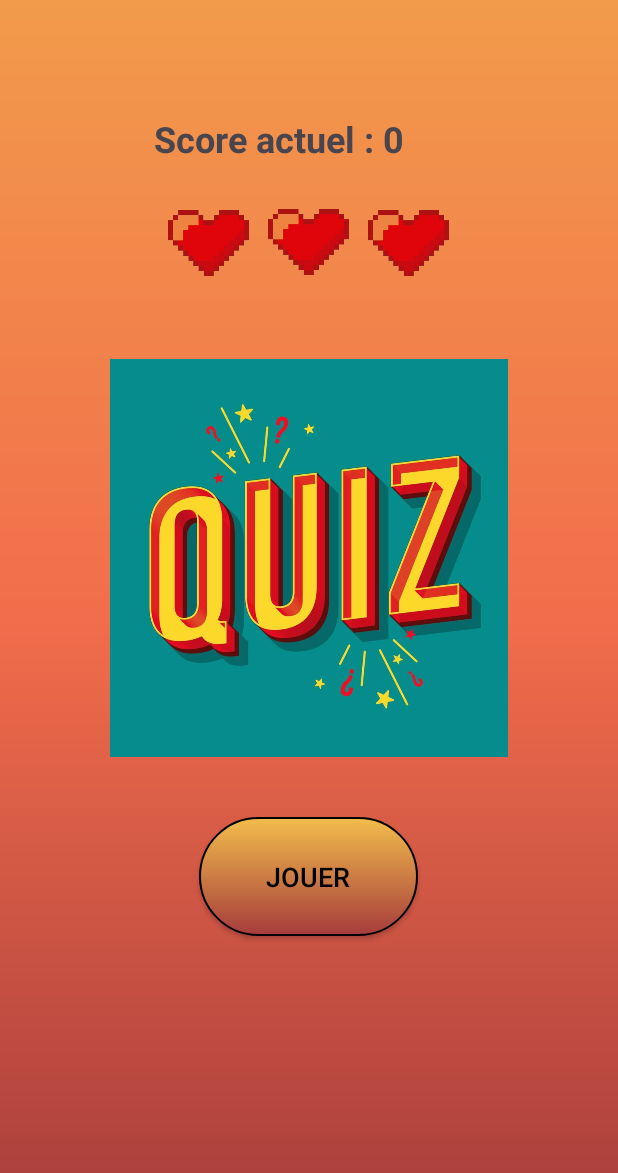
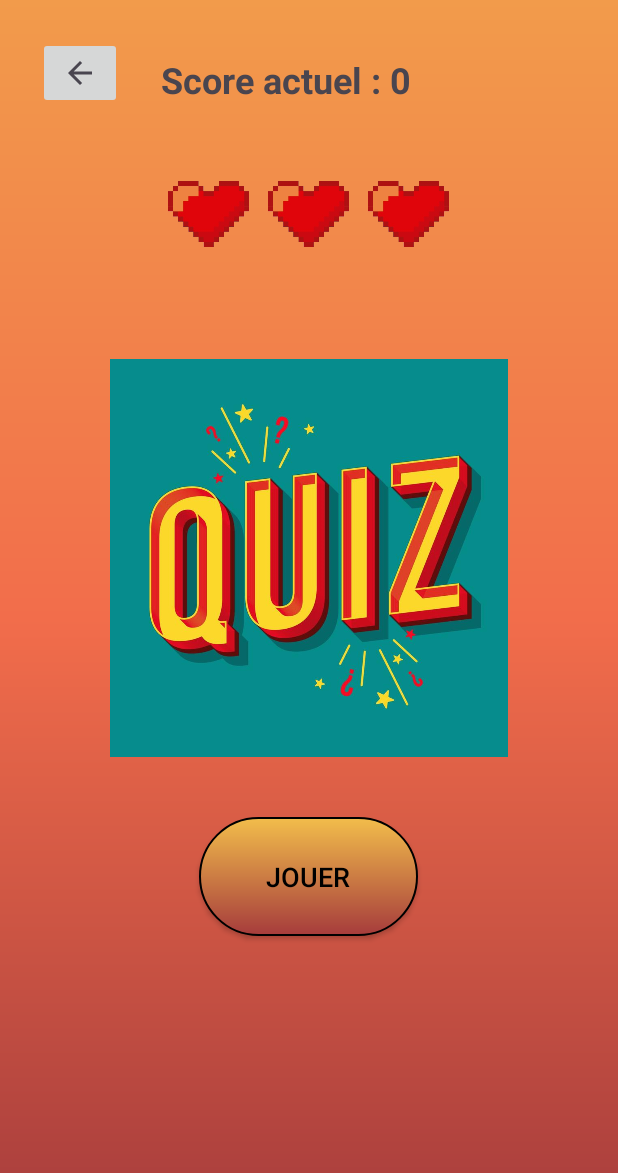
Before and after one commit to Alexis-42/HasteQuest, an Android app: the SurvivalMode screen opened directly, with no data from a screen before it, after a tap on "JOUER", on a phone screen of 412 x 824 dp. Shown: the top 1173 px of the screen. Run offline under Robolectric (Android 15) with nearby library versions, the phone set to English and light mode, and no system bars.

```diff
--- a/app/src/main/java/com/jeu/hastequest/controller/gamemode/FreePlayMode.java
+++ b/app/src/main/java/com/jeu/hastequest/controller/gamemode/FreePlayMode.java
@@ -34,8 +34,8 @@ public class FreePlayMode extends GameMode{
         setContentView(R.layout.free_play);
 
         this.homeButton = findViewById(R.id.boutonHome);
-        this.prevButton = findViewById(R.id.boutonNextJeu);
-        this.nextButton = findViewById(R.id.boutonPreviousJeu);
+        this.nextButton = findViewById(R.id.boutonNextJeu);
+        this.prevButton = findViewById(R.id.boutonPreviousJeu);
         this.playButton = findViewById(R.id.boutonJouer);
         this.rulesButton = findViewById(R.id.boutonRegles);
         this.gameImage = findViewById(R.id.imageJeu);
--- a/app/src/main/java/com/jeu/hastequest/model/gamemode/GameModeModel.java
+++ b/app/src/main/java/com/jeu/hastequest/model/gamemode/GameModeModel.java
@@ -1,6 +1,8 @@
 package com.jeu.hastequest.model.gamemode;
 
+import com.jeu.hastequest.controller.games.Dbh;
 import com.jeu.hastequest.controller.games.Game;
+import com.jeu.hastequest.controller.games.Quiz;
 import com.jeu.hastequest.model.Score;
 
 abstract public class GameModeModel {
@@ -13,8 +15,8 @@ abstract public class GameModeModel {
         this.scores = gameGetScore();
         this.difficulty = 0;
         this.currentScore = new Score(0,"");
+        this.games = new Game[]{new Quiz(),new Dbh()};
     }
 
     abstract public Score[] gameGetScore();
-    abstract public void setGames();
 }
--- a/app/src/main/java/com/jeu/hastequest/model/gamemode/SurvivalModeModel.java
+++ b/app/src/main/java/com/jeu/hastequest/model/gamemode/SurvivalModeModel.java
@@ -1,15 +1,12 @@
 package com.jeu.hastequest.model.gamemode;
 
-import com.jeu.hastequest.controller.games.Dbh;
 import com.jeu.hastequest.controller.games.Game;
-import com.jeu.hastequest.controller.games.Quiz;
 import com.jeu.hastequest.model.Score;
 
 public class SurvivalModeModel extends GameModeModel {
     public Game selectedGame;
     public SurvivalModeModel() {
         super();
-        setGames();
         this.selectedGame = getRandomGame();
     }
 
@@ -23,12 +20,6 @@ public class SurvivalModeModel extends GameModeModel {
         return new Score[0];
     }
 
-    @Override
-    public void setGames() {
-        // TODO faire une methode qui récupère les jeux
-        this.games = new Game[]{new Quiz(), new Dbh()};
-    }
-
     private int getRandomNumber(int max) {
         return (int) ((Math.random() * (max)) + 0);
     }
--- a/app/src/main/res/layout/start_menu.xml
+++ b/app/src/main/res/layout/start_menu.xml
@@ -10,13 +10,43 @@
     tools:context=".controller.games.Dbh">
 
 
+    <ImageButton
+        android:id="@+id/boutonHome"
+        android:layout_width="56dp"
+        android:layout_height="48dp"
+        android:layout_marginStart="16dp"
+        android:layout_marginTop="16dp"
+        android:layout_marginEnd="321dp"
+        android:layout_marginBottom="743dp"
+        android:contentDescription="@string/retour_menu"
+        app:layout_constraintBottom_toBottomOf="parent"
+        app:layout_constraintEnd_toEndOf="parent"
+        app:layout_constraintStart_toStartOf="parent"
+        app:layout_constraintTop_toTopOf="parent"
+        app:srcCompat="?attr/homeAsUpIndicator" />
+
+    <ImageView
+        android:id="@+id/heart2"
+        android:layout_width="62dp"
+        android:layout_height="44dp"
+        android:layout_marginStart="165dp"
+        android:layout_marginTop="48dp"
+        android:layout_marginEnd="166dp"
+        android:layout_marginBottom="61dp"
+        android:contentDescription="@string/imagecoeur"
+        app:layout_constraintBottom_toTopOf="@+id/imageJeu"
+        app:layout_constraintEnd_toEndOf="parent"
+        app:layout_constraintStart_toStartOf="parent"
+        app:layout_constraintTop_toBottomOf="@+id/score"
+        app:srcCompat="@drawable/heart" />
+
     <ImageView
         android:id="@+id/heart3"
         android:layout_width="62dp"
         android:layout_height="44dp"
-        android:layout_marginTop="131dp"
+        android:layout_marginTop="112dp"
         android:layout_marginEnd="104dp"
-        android:layout_marginBottom="632dp"
+        android:layout_marginBottom="651dp"
         android:contentDescription="@string/imagecoeur"
         app:layout_constraintBottom_toBottomOf="parent"
         app:layout_constraintEnd_toEndOf="parent"
@@ -25,27 +55,12 @@
         app:srcCompat="@drawable/heart" />
 
     <ImageView
-        android:id="@+id/heart2"
-        android:layout_width="62dp"
-        android:layout_height="44dp"
-        android:layout_marginStart="165dp"
-        android:layout_marginTop="28dp"
-        android:layout_marginEnd="166dp"
-        android:layout_marginBottom="42dp"
-        android:contentDescription="@string/imagecoeur"
-        app:layout_constraintBottom_toTopOf="@+id/imageJeu"
-        app:layout_constraintEnd_toEndOf="parent"
-        app:layout_constraintStart_toStartOf="parent"
-        app:layout_constraintTop_toBottomOf="@+id/textView"
-        app:srcCompat="@drawable/heart" />
-
-    <ImageView
         android:id="@+id/heart1"
         android:layout_width="62dp"
         android:layout_height="44dp"
         android:layout_marginStart="103dp"
-        android:layout_marginTop="131dp"
-        android:layout_marginBottom="632dp"
+        android:layout_marginTop="112dp"
+        android:layout_marginBottom="651dp"
         android:contentDescription="@string/imagecoeur"
         app:layout_constraintBottom_toBottomOf="parent"
         app:layout_constraintEnd_toStartOf="@+id/heart2"
@@ -90,16 +105,16 @@
         android:id="@+id/score"
         android:layout_width="206dp"
         android:layout_height="36dp"
-        android:layout_marginStart="93dp"
-        android:layout_marginTop="67dp"
+        android:layout_marginStart="21dp"
+        android:layout_marginTop="28dp"
         android:layout_marginEnd="94dp"
-        android:layout_marginBottom="704dp"
+        android:layout_marginBottom="743dp"
         android:text="@string/score_actuel_xx"
         android:textSize="24sp"
         android:textStyle="bold"
         app:layout_constraintBottom_toBottomOf="parent"
         app:layout_constraintEnd_toEndOf="parent"
-        app:layout_constraintStart_toStartOf="parent"
+        app:layout_constraintStart_toEndOf="@+id/boutonHome"
         app:layout_constraintTop_toTopOf="parent" />
 
 </androidx.constraintlayout.widget.ConstraintLayout>
```
Also changed, not shown: app/src/main/java/com/jeu/hastequest/model/gamemode/FreePlayModeModel.java (+6 -18 lines).
